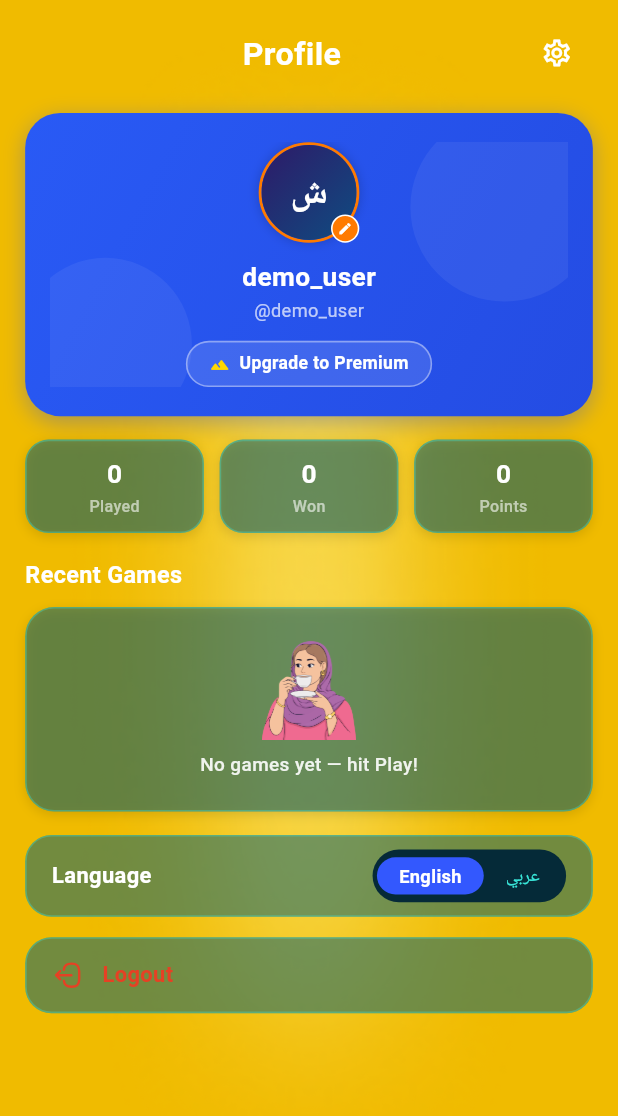
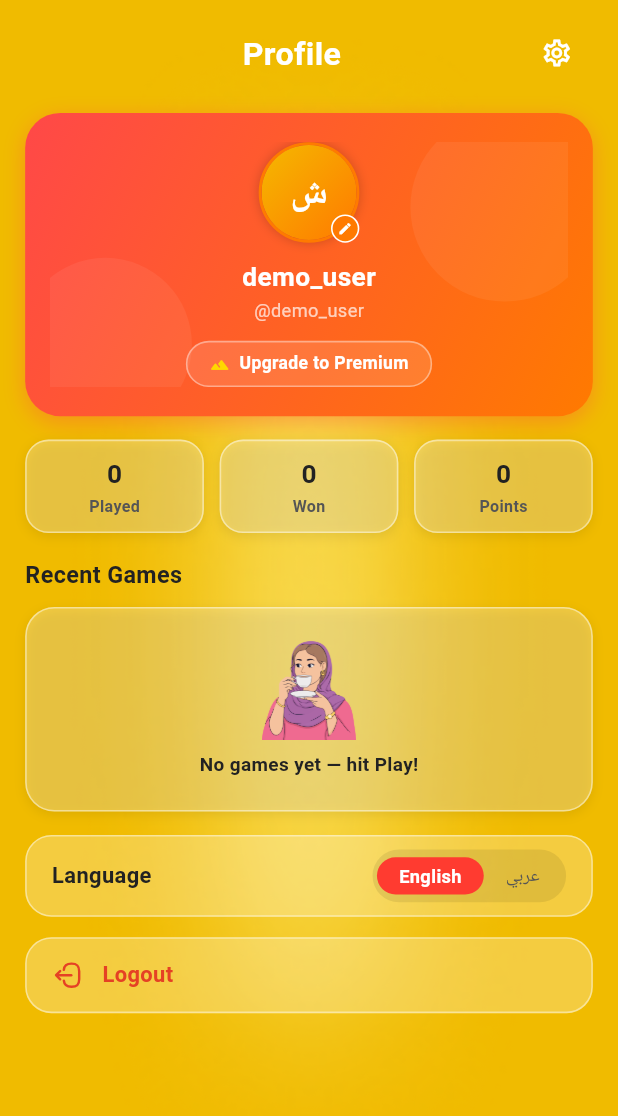
Before and after one commit to sesakilhossen302/jawaher865-game, a Flutter app: the ProfileScreen screen opened directly, on a phone screen of 412 x 824 dp. Shown: the top 1116 px of the screen. Run offline on Flutter 3.47's test engine with Material 3 defaults, Android fonts, the phone set to English and light mode, and no system bars; our stand-ins replace cached_network_image, flutter_screenutil, flutter_spinkit, flutter_svg, fluttertoast, get and 2 more; accounts and stored records are empty; Roboto replaces fonts that are missing (Segoe UI).

Commit message:
style(profile): update hero card, stats boxes, and language toggles for gold luxury theme

```diff
--- a/lib/View/Screen/ProfileScreen/profile_screen.dart
+++ b/lib/View/Screen/ProfileScreen/profile_screen.dart
@@ -68,7 +68,7 @@ class ProfileScreen extends StatelessWidget {
                                     fontFamily: segoeFont,
                                     fontSize: 16.sp,
                                     fontWeight: FontWeight.bold,
-                                    color: Colors.white,
+                                    color: const Color(0xFF222222),
                                   ),
                                 );
                               },
@@ -145,14 +145,14 @@ class ProfileScreen extends StatelessWidget {
       padding: EdgeInsets.symmetric(vertical: 20.h, horizontal: 16.w),
       decoration: BoxDecoration(
         gradient: const LinearGradient(
-          colors: [Color(0xFF295AF5), Color(0xFF244CE3)],
+          colors: [Color(0xFFFF4848), Color(0xFFFF7A00)],
           begin: Alignment.topLeft,
           end: Alignment.bottomRight,
         ),
         borderRadius: BorderRadius.circular(24.r),
         boxShadow: [
           BoxShadow(
-            color: const Color(0xFF2752E7).withValues(alpha: 0.35),
+            color: const Color(0xFFFF4848).withValues(alpha: 0.35),
             blurRadius: 12,
             offset: const Offset(0, 4),
           ),
@@ -215,7 +215,7 @@ class ProfileScreen extends StatelessWidget {
                       child: Container(
                         decoration: const BoxDecoration(
                           gradient: LinearGradient(
-                            colors: [Color(0xFF2E1A68), Color(0xFF0F4C81)],
+                            colors: [Color(0xFFF5B800), Color(0xFFFF7A00)],
                             begin: Alignment.topLeft,
                             end: Alignment.bottomRight,
                           ),
@@ -371,15 +371,15 @@ class ProfileScreen extends StatelessWidget {
     return Container(
       height: 64.h,
       decoration: BoxDecoration(
-        color: const Color(0xFF0A6372).withValues(alpha: 0.55),
+        color: Colors.white.withValues(alpha: 0.25),
         borderRadius: BorderRadius.circular(16.r),
         border: Border.all(
-          color: const Color(0xFF38E5D8).withValues(alpha: 0.35),
+          color: Colors.white.withValues(alpha: 0.45),
           width: 1.w,
         ),
         boxShadow: [
           BoxShadow(
-            color: Colors.black.withValues(alpha: 0.12),
+            color: Colors.black.withValues(alpha: 0.08),
             blurRadius: 6,
             offset: const Offset(0, 2),
           ),
@@ -394,7 +394,7 @@ class ProfileScreen extends StatelessWidget {
               fontFamily: segoeFont,
               fontSize: 18.sp,
               fontWeight: FontWeight.bold,
-              color: Colors.white,
+              color: const Color(0xFF222222),
             ),
           ),
           SizedBox(height: 2.h),
@@ -403,8 +403,8 @@ class ProfileScreen extends StatelessWidget {
             style: TextStyle(
               fontFamily: segoeFont,
               fontSize: 11.sp,
-              fontWeight: FontWeight.w500,
-              color: Colors.white.withValues(alpha: 0.6),
+              fontWeight: FontWeight.w600,
+              color: const Color(0xFF555555),
             ),
           ),
         ],
@@ -418,15 +418,15 @@ class ProfileScreen extends StatelessWidget {
       width: double.infinity,
       height: 140.h,
       decoration: BoxDecoration(
-        color: const Color(0xFF0A6372).withValues(alpha: 0.55),
+        color: Colors.white.withValues(alpha: 0.25),
         borderRadius: BorderRadius.circular(20.r),
         border: Border.all(
-          color: const Color(0xFF38E5D8).withValues(alpha: 0.35),
+          color: Colors.white.withValues(alpha: 0.45),
           width: 1.w,
         ),
         boxShadow: [
           BoxShadow(
-            color: Colors.black.withValues(alpha: 0.12),
+            color: Colors.black.withValues(alpha: 0.08),
             blurRadius: 6,
             offset: const Offset(0, 2),
           ),
@@ -456,8 +456,8 @@ class ProfileScreen extends StatelessWidget {
                 style: TextStyle(
                   fontFamily: segoeFont,
                   fontSize: 13.sp,
-                  fontWeight: FontWeight.w500,
-                  color: Colors.white.withValues(alpha: 0.9),
+                  fontWeight: FontWeight.w600,
+                  color: const Color(0xFF222222),
                 ),
               );
             },
@@ -473,10 +473,10 @@ class ProfileScreen extends StatelessWidget {
       height: 56.h,
       padding: EdgeInsets.symmetric(horizontal: 16.w),
       decoration: BoxDecoration(
-        color: const Color(0xFF0A6372).withValues(alpha: 0.55),
+        color: Colors.white.withValues(alpha: 0.25),
         borderRadius: BorderRadius.circular(18.r),
         border: Border.all(
-          color: const Color(0xFF38E5D8).withValues(alpha: 0.35),
+          color: Colors.white.withValues(alpha: 0.45),
           width: 1.w,
         ),
       ),
@@ -492,7 +492,7 @@ class ProfileScreen extends StatelessWidget {
                   fontFamily: segoeFont,
                   fontSize: 15.sp,
                   fontWeight: FontWeight.bold,
-                  color: Colors.white,
+                  color: const Color(0xFF222222),
                 ),
               );
             },
@@ -504,7 +504,7 @@ class ProfileScreen extends StatelessWidget {
               height: 36.h,
               padding: EdgeInsets.all(3.r),
               decoration: BoxDecoration(
-                color: const Color(0xFF052A38),
+                color: Colors.black.withValues(alpha: 0.08),
                 borderRadius: BorderRadius.circular(18.r),
               ),
               child: Row(
@@ -521,7 +521,7 @@ class ProfileScreen extends StatelessWidget {
                       ),
                       decoration: BoxDecoration(
                         color: controller.currentLanguage.value == 'English'
-                            ? const Color(0xFF3358FE)
+                            ? const Color(0xFFFF3B30)
                             : Colors.transparent,
                         borderRadius: BorderRadius.circular(14.r),
                       ),
@@ -536,7 +536,7 @@ class ProfileScreen extends StatelessWidget {
                                   : FontWeight.w500,
                           color: controller.currentLanguage.value == 'English'
                               ? Colors.white
-                              : const Color(0xFF38E5D8),
+                              : const Color(0xFF555555),
                         ),
                       ),
                     ),
@@ -553,7 +553,7 @@ class ProfileScreen extends StatelessWidget {
                       ),
                       decoration: BoxDecoration(
                         color: controller.currentLanguage.value == 'عربي'
-                            ? const Color(0xFF3358FE)
+                            ? const Color(0xFFFF3B30)
                             : Colors.transparent,
                         borderRadius: BorderRadius.circular(14.r),
                       ),
@@ -568,7 +568,7 @@ class ProfileScreen extends StatelessWidget {
                                   : FontWeight.w500,
                           color: controller.currentLanguage.value == 'عربي'
                               ? Colors.white
-                              : const Color(0xFF38E5D8),
+                              : const Color(0xFF555555),
                         ),
                       ),
                     ),
@@ -590,10 +590,10 @@ class ProfileScreen extends StatelessWidget {
         height: 52.h,
         padding: EdgeInsets.symmetric(horizontal: 16.w),
         decoration: BoxDecoration(
-          color: const Color(0xFF0A6372).withValues(alpha: 0.55),
+          color: Colors.white.withValues(alpha: 0.25),
           borderRadius: BorderRadius.circular(18.r),
           border: Border.all(
-            color: const Color(0xFF38E5D8).withValues(alpha: 0.35),
+            color: Colors.white.withValues(alpha: 0.45),
             width: 1.w,
           ),
         ),
```
